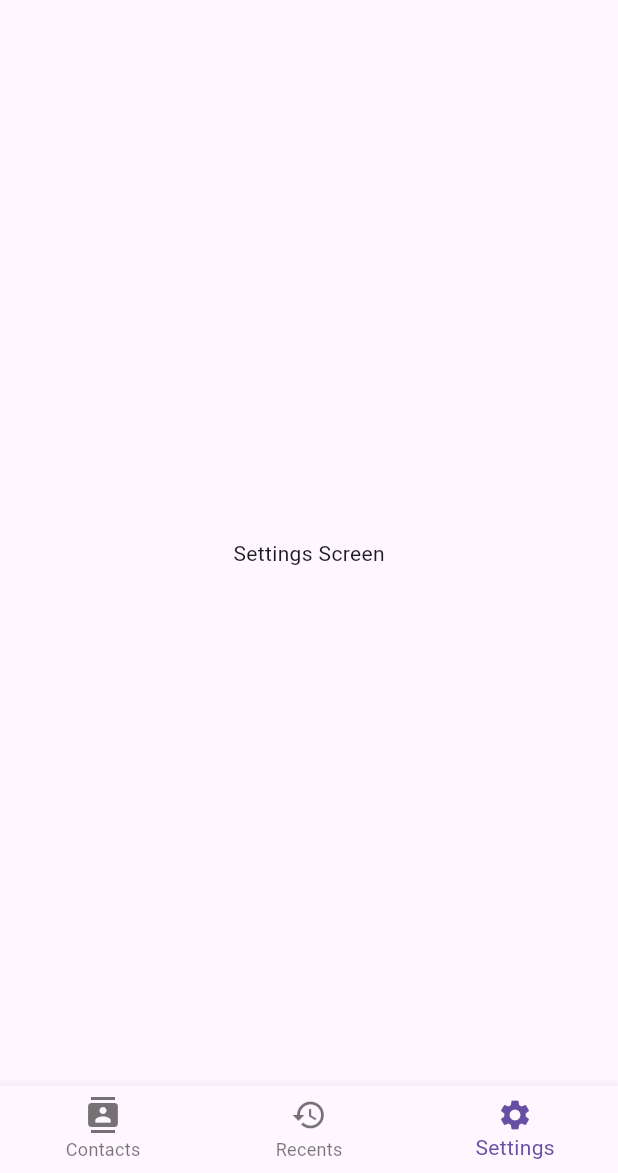
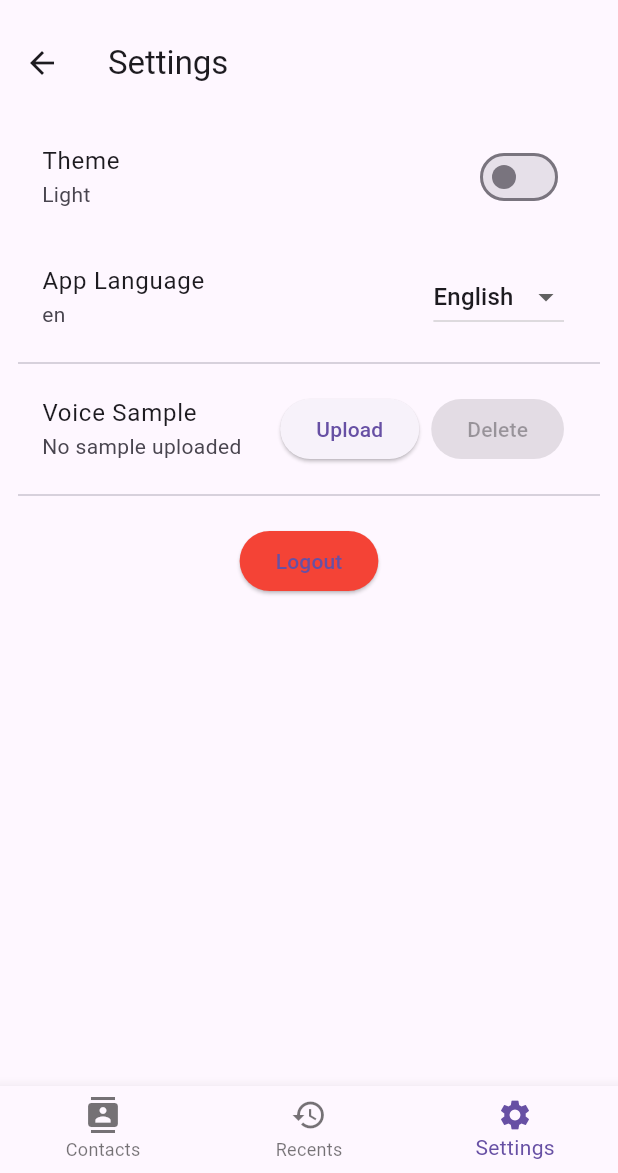
Before and after one commit to amir3x0/Real-Time-Call-Translator, a Flutter app: the HomeScreen screen opened by its route, item 3 of the bottom bar chosen, on a phone screen of 412 x 824 dp, the part 63-1236 px from its top. Run offline on Flutter 3.47's test engine with Material 3 defaults, Android fonts, the phone set to English and light mode, and no system bars; accounts and stored records are empty.

Commit message:
feat: implement contacts management and mock services for audio and websocket

```diff
--- a/mobile/lib/data/api/api_service.dart
+++ b/mobile/lib/data/api/api_service.dart
@@ -16,4 +16,35 @@ class ApiService {
       avatarUrl: 'https://i.pravatar.cc/150?img=11', // Random avatar
     );
   }
+
+  // Mock Contacts endpoints
+  Future<List<Map<String, dynamic>>> getContacts() async {
+    await Future.delayed(const Duration(milliseconds: 300));
+    return [
+      {'id': 'c1', 'name': 'Daniel Fraimovich', 'language': 'ru', 'status': 'Online'},
+      {'id': 'c2', 'name': 'Dr. Dan Lemberg', 'language': 'he', 'status': 'Away'},
+      {'id': 'c3', 'name': 'John Doe', 'language': 'en', 'status': 'Offline'},
+    ];
+  }
+
+  Future<Map<String, dynamic>> createContact(String name, String language) async {
+    await Future.delayed(const Duration(milliseconds: 300));
+    return {'id': DateTime.now().millisecondsSinceEpoch.toString(), 'name': name, 'language': language, 'status': 'Online'};
+  }
+
+  Future<void> deleteContact(String id) async {
+    await Future.delayed(const Duration(milliseconds: 200));
+    return;
+  }
+
+  // Mock Voice sample endpoints
+  Future<Map<String, dynamic>> uploadVoiceSample(String userId, String filePath) async {
+    await Future.delayed(const Duration(milliseconds: 500));
+    return {'success': true, 'path': '/mock/voice_samples/$userId.wav'};
+  }
+
+  Future<void> deleteVoiceSample(String userId) async {
+    await Future.delayed(const Duration(milliseconds: 200));
+    return;
+  }
 }
--- a/mobile/lib/providers/call_provider.dart
+++ b/mobile/lib/providers/call_provider.dart
@@ -1,4 +1,6 @@
 import 'package:flutter/material.dart';
+import '../data/websocket/websocket_service.dart';
+import 'dart:async';
 import '../models/call.dart';
 import '../models/participant.dart';
 
@@ -6,7 +8,9 @@ class CallProvider with ChangeNotifier {
   CallStatus _status = CallStatus.pending;
   List<CallParticipant> _participants = [];
   String? _activeSessionId;
-  final String _liveTranscription = "המתן, השרת מתרגם..."; // Mock subtitle
+  String _liveTranscription = "המתן, השרת מתרגם..."; // Mock subtitle
+  final WebSocketService _wsService = WebSocketService();
+  StreamSubscription<String>? _wsSub;
 
   CallStatus get status => _status;
   List<CallParticipant> get participants => _participants;
@@ -45,6 +49,12 @@ class CallProvider with ChangeNotifier {
       ),
     ];
 
+    // start mock ws
+    _wsService.start(_activeSessionId ?? 'mock_session');
+    _wsSub = _wsService.messages.listen((msg) {
+      _liveTranscription = msg;
+      notifyListeners();
+    });
     notifyListeners();
   }
 
@@ -52,6 +62,8 @@ class CallProvider with ChangeNotifier {
     _status = CallStatus.ended;
     _participants.clear();
     _activeSessionId = null;
+    _wsSub?.cancel();
+    _wsService.stop();
     notifyListeners();
   }
 
--- /dev/null
+++ b/mobile/lib/providers/contacts_provider.dart
@@ -0,0 +1,64 @@
+import 'package:flutter/material.dart';
+import '../data/api/api_service.dart';
+
+class ContactItem {
+  final String id;
+  final String name;
+  final String language;
+  final String status;
+
+  ContactItem({
+    required this.id,
+    required this.name,
+    required this.language,
+    required this.status,
+  });
+}
+
+class ContactsProvider with ChangeNotifier {
+  final ApiService _apiService = ApiService();
+  List<ContactItem> _contacts = [];
+  bool _isLoading = false;
+
+  List<ContactItem> get contacts => _contacts;
+  bool get isLoading => _isLoading;
+
+  Future<void> loadContacts() async {
+    _isLoading = true;
+    notifyListeners();
+    final list = await _apiService.getContacts();
+    _contacts = list
+        .map((c) => ContactItem(
+              id: c['id'],
+              name: c['name'],
+              language: c['language'],
+              status: c['status'],
+            ))
+        .toList();
+    _isLoading = false;
+    notifyListeners();
+  }
+
+  Future<void> addContact(String name, String language) async {
+    _isLoading = true;
+    notifyListeners();
+    final created = await _apiService.createContact(name, language);
+    _contacts.add(ContactItem(
+      id: created['id'],
+      name: created['name'],
+      language: created['language'],
+      status: created['status'],
+    ));
+    _isLoading = false;
+    notifyListeners();
+  }
+
+  Future<void> removeContact(String id) async {
+    _isLoading = true;
+    notifyListeners();
+    await _apiService.deleteContact(id);
+    _contacts.removeWhere((c) => c.id == id);
+    _isLoading = false;
+    notifyListeners();
+  }
+}
--- a/mobile/lib/screens/home/home_screen.dart
+++ b/mobile/lib/screens/home/home_screen.dart
@@ -1,7 +1,6 @@
 import 'package:flutter/material.dart';
-import 'package:provider/provider.dart';
-import '../../providers/call_provider.dart';
-import '../call/active_call_screen.dart';
+import '../contacts/contacts_screen.dart';
+import '../settings/settings_screen.dart';
 
 class HomeScreen extends StatefulWidget {
   const HomeScreen({super.key});
@@ -13,12 +12,6 @@ class HomeScreen extends StatefulWidget {
 class _HomeScreenState extends State<HomeScreen> {
   int _currentIndex = 0;
 
-  // Mock Contacts Data
-  final List<Map<String, dynamic>> _contacts = [
-    {'name': 'Daniel Fraimovich', 'lang': '🇷🇺', 'status': 'Online'},
-    {'name': 'Dr. Dan Lemberg', 'lang': '🇮🇱', 'status': 'Away'},
-    {'name': 'John Doe', 'lang': '🇺🇸', 'status': 'Offline'},
-  ];
 
   @override
   Widget build(BuildContext context) {
@@ -47,32 +40,11 @@ class _HomeScreenState extends State<HomeScreen> {
 
   Widget _buildBody() {
     if (_currentIndex == 0) {
-      return ListView.builder(
-        itemCount: _contacts.length,
-        itemBuilder: (context, index) {
-          final contact = _contacts[index];
-          return ListTile(
-            leading: CircleAvatar(child: Text(contact['name'][0])),
-            title: Text(contact['name']),
-            subtitle: Text("${contact['status']} • ${contact['lang']}"),
-            trailing: IconButton(
-              icon: const Icon(Icons.call, color: Colors.green),
-              onPressed: () {
-                // START MOCK CALL
-                Provider.of<CallProvider>(context, listen: false).startMockCall();
-                Navigator.push(
-                  context,
-                  MaterialPageRoute(builder: (_) => const ActiveCallScreen()),
-                );
-              },
-            ),
-          );
-        },
-      );
+      return const ContactsScreen();
     } else if (_currentIndex == 1) {
       return const Center(child: Text("Recent Calls History"));
     } else {
-      return const Center(child: Text("Settings Screen"));
+      return const SettingsScreen();
     }
   }
 }
--- /dev/null
+++ b/mobile/lib/screens/settings/settings_screen.dart
@@ -0,0 +1,119 @@
+import 'package:flutter/material.dart';
+import 'package:provider/provider.dart';
+import '../../providers/settings_provider.dart';
+import '../../providers/auth_provider.dart';
+import '../../data/api/api_service.dart';
+
+class SettingsScreen extends StatefulWidget {
+  const SettingsScreen({super.key});
+
+  @override
+  State<SettingsScreen> createState() => _SettingsScreenState();
+}
+
+class _SettingsScreenState extends State<SettingsScreen> {
+  String _selectedLang = 'en';
+  bool _isUploading = false;
+  String? _voiceSamplePath;
+
+  final ApiService _api = ApiService();
+
+  @override
+  void initState() {
+    super.initState();
+    // initialize selected language from SettingsProvider
+    WidgetsBinding.instance.addPostFrameCallback((_) {
+      final settingsProv = Provider.of<SettingsProvider>(context, listen: false);
+      setState(() => _selectedLang = settingsProv.appLanguage);
+    });
+  }
+
+  @override
+  Widget build(BuildContext context) {
+    final settingsProv = Provider.of<SettingsProvider>(context);
+    final authProv = Provider.of<AuthProvider>(context, listen: false);
+    return Scaffold(
+      appBar: AppBar(title: const Text('Settings')),
+      body: Padding(
+        padding: const EdgeInsets.all(12.0),
+        child: Column(
+          crossAxisAlignment: CrossAxisAlignment.start,
+          children: [
+            ListTile(
+              title: const Text('Theme'),
+              subtitle: Text(settingsProv.themeMode == ThemeMode.light ? 'Light' : 'Dark'),
+              trailing: Switch(
+                value: settingsProv.themeMode == ThemeMode.dark,
+                onChanged: (v) => settingsProv.toggleTheme(),
+              ),
+            ),
+            const SizedBox(height: 8),
+            ListTile(
+              title: const Text('App Language'),
+              subtitle: Text(_selectedLang),
+              trailing: DropdownButton<String>(
+                value: _selectedLang,
+                items: const [
+                  DropdownMenuItem(value: 'he', child: Text('עברית')),
+                  DropdownMenuItem(value: 'en', child: Text('English')),
+                  DropdownMenuItem(value: 'ru', child: Text('Русский')),
+                ],
+                onChanged: (v) {
+                  setState(() => _selectedLang = v ?? 'en');
+                  settingsProv.setLanguage(_selectedLang);
+                },
+              ),
+            ),
+            const Divider(),
+            ListTile(
+              title: const Text('Voice Sample'),
+              subtitle: Text(_voiceSamplePath ?? 'No sample uploaded'),
+              trailing: Row(
+                mainAxisSize: MainAxisSize.min,
+                children: [
+                  ElevatedButton(
+                    onPressed: _isUploading
+                        ? null
+                        : () async {
+                            // Mock upload
+                            setState(() => _isUploading = true);
+                            final result = await _api.uploadVoiceSample('user_1', '/mock/path/sample.wav');
+                            setState(() {
+                              _voiceSamplePath = result['path'];
+                              _isUploading = false;
+                            });
+                          },
+                    child: _isUploading ? const SizedBox(width: 16, height: 16, child: CircularProgressIndicator()) : const Text('Upload'),
+                  ),
+                  const SizedBox(width: 8),
+                  ElevatedButton(
+                    onPressed: _voiceSamplePath == null
+                        ? null
+                        : () async {
+                            await _api.deleteVoiceSample('user_1');
+                            setState(() => _voiceSamplePath = null);
+                          },
+                    style: ElevatedButton.styleFrom(backgroundColor: Colors.red),
+                    child: const Text('Delete'),
+                  ),
+                ],
+              ),
+            ),
+            const Divider(),
+            const SizedBox(height: 12),
+            Center(
+              child: ElevatedButton(
+                onPressed: () {
+                  authProv.logout();
+                  Navigator.pushReplacementNamed(context, '/');
+                },
+                style: ElevatedButton.styleFrom(backgroundColor: Colors.red),
+                child: const Text('Logout'),
+              ),
+            )
+          ],
+        ),
+      ),
+    );
+  }
+}
```
Also changed, not shown: mobile/lib/data/websocket/websocket_service.dart (added, +43 -0 lines), mobile/lib/main.dart (+8 -0 lines), mobile/lib/screens/contacts/contacts_screen.dart (added, +103 -0 lines), mobile/lib/services/audio_service.dart (+37 -0 lines), 3 other files.
